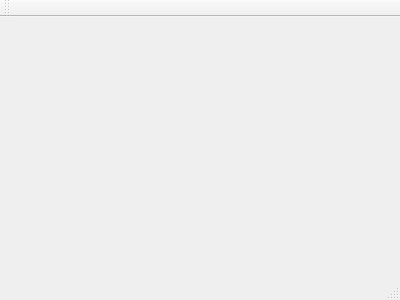
This is PostureCorrector/mainwindow.ui in Tharsus/PostureCorrector as Qt 5 draws it before an edit. The edited form follows.
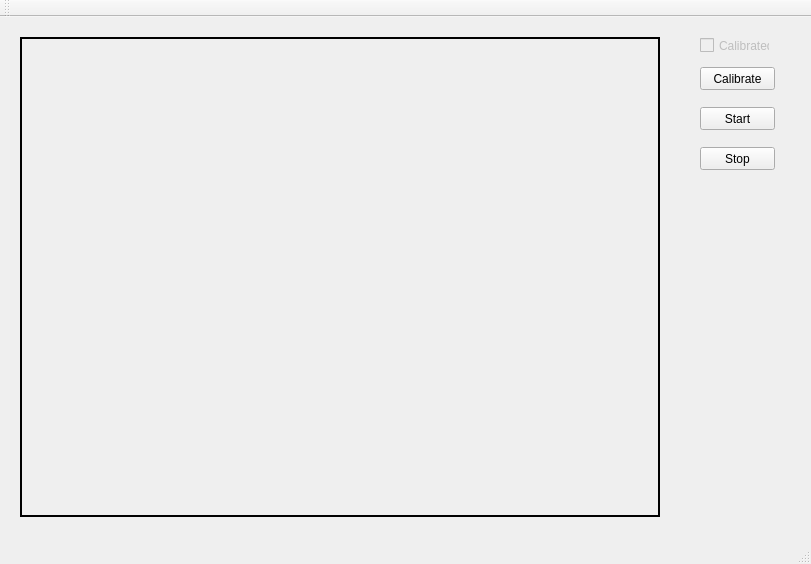
This is the edited form.

The edit to the form file:
```diff
--- a/PostureCorrector/mainwindow.ui
+++ b/PostureCorrector/mainwindow.ui
@@ -1,24 +1,163 @@
 <ui version="4.0">
  <class>MainWindow</class>
- <widget class="QMainWindow" name="MainWindow" >
-  <property name="geometry" >
+ <widget class="QMainWindow" name="MainWindow">
+  <property name="geometry">
    <rect>
     <x>0</x>
     <y>0</y>
-    <width>400</width>
-    <height>300</height>
+    <width>811</width>
+    <height>564</height>
    </rect>
   </property>
   <property name="windowTitle" >
    <string>MainWindow</string>
   </property>
-  <widget class="QMenuBar" name="menuBar" />
-  <widget class="QToolBar" name="mainToolBar" />
-  <widget class="QWidget" name="centralWidget" />
-  <widget class="QStatusBar" name="statusBar" />
+  <widget class="QWidget" name="centralWidget">
+   <widget class="QLabel" name="label_displayFace">
+    <property name="geometry">
+     <rect>
+      <x>20</x>
+      <y>20</y>
+      <width>640</width>
+      <height>480</height>
+     </rect>
+    </property>
+    <property name="palette">
+     <palette>
+      <active>
+       <colorrole role="Base">
+        <brush brushstyle="SolidPattern">
+         <color alpha="255">
+          <red>255</red>
+          <green>255</green>
+          <blue>255</blue>
+         </color>
+        </brush>
+       </colorrole>
+      </active>
+      <inactive>
+       <colorrole role="Base">
+        <brush brushstyle="SolidPattern">
+         <color alpha="255">
+          <red>255</red>
+          <green>255</green>
+          <blue>255</blue>
+         </color>
+        </brush>
+       </colorrole>
+      </inactive>
+      <disabled>
+       <colorrole role="Base">
+        <brush brushstyle="SolidPattern">
+         <color alpha="255">
+          <red>240</red>
+          <green>240</green>
+          <blue>240</blue>
+         </color>
+        </brush>
+       </colorrole>
+      </disabled>
+     </palette>
+    </property>
+    <property name="frameShape">
+     <enum>QFrame::WinPanel</enum>
+    </property>
+    <property name="text">
+     <string/>
+    </property>
+    <property name="alignment">
+     <set>Qt::AlignCenter</set>
+    </property>
+   </widget>
+   <widget class="QPushButton" name="pushButton_Stop">
+    <property name="geometry">
+     <rect>
+      <x>700</x>
+      <y>130</y>
+      <width>75</width>
+      <height>23</height>
+     </rect>
+    </property>
+    <property name="text">
+     <string>Stop</string>
+    </property>
+   </widget>
+   <widget class="QPushButton" name="pushButton_Calibrate">
+    <property name="geometry">
+     <rect>
+      <x>700</x>
+      <y>50</y>
+      <width>75</width>
+      <height>23</height>
+     </rect>
+    </property>
+    <property name="styleSheet">
+     <string notr="true"/>
+    </property>
+    <property name="text">
+     <string>Calibrate</string>
+    </property>
+   </widget>
+   <widget class="QPushButton" name="pushButton_Start">
+    <property name="geometry">
+     <rect>
+      <x>700</x>
+      <y>90</y>
+      <width>75</width>
+      <height>23</height>
+     </rect>
+    </property>
+    <property name="text">
+     <string>Start</string>
+    </property>
+   </widget>
+   <widget class="QCheckBox" name="checkBox">
+    <property name="enabled">
+     <bool>false</bool>
+    </property>
+    <property name="geometry">
+     <rect>
+      <x>700</x>
+      <y>20</y>
+      <width>70</width>
+      <height>17</height>
+     </rect>
+    </property>
+    <property name="mouseTracking">
+     <bool>true</bool>
+    </property>
+    <property name="text">
+     <string>Calibrated</string>
+    </property>
+    <property name="checkable">
+     <bool>true</bool>
+    </property>
+    <property name="checked">
+     <bool>false</bool>
+    </property>
+   </widget>
+  </widget>
+  <widget class="QMenuBar" name="menuBar">
+   <property name="geometry">
+    <rect>
+     <x>0</x>
+     <y>0</y>
+     <width>811</width>
+     <height>21</height>
+    </rect>
+   </property>
+  </widget>
+  <widget class="QToolBar" name="mainToolBar">
+   <attribute name="toolBarArea">
+    <enum>TopToolBarArea</enum>
+   </attribute>
+   <attribute name="toolBarBreak">
+    <bool>false</bool>
+   </attribute>
+  </widget>
+  <widget class="QStatusBar" name="statusBar"/>
  </widget>
- <layoutDefault spacing="6" margin="11" />
- <pixmapfunction></pixmapfunction>
+ <layoutdefault spacing="6" margin="11"/>
  <resources/>
  <connections/>
 </ui>
```
Left out of the diff: 3 changed lines with no effect on the pictures.
